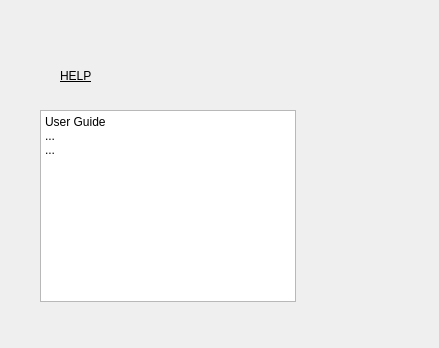
First picture: the form in src/help.ui, repository stemil01/expresso, before the edit.
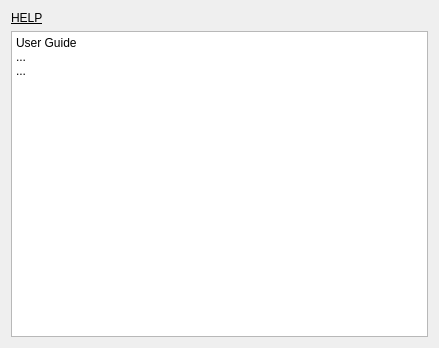
Second picture: the form after the edit.

Commit message: nove fje u unesiartikle, help

Diff of the .ui file:
```diff
--- a/src/help.ui
+++ b/src/help.ui
@@ -13,15 +13,9 @@
   <property name="windowTitle">
    <string>Dialog</string>
   </property>
+  <layout class="QVBoxLayout" name="verticalLayout">
+   <item>
   <widget class="QLabel" name="label">
-   <property name="geometry">
-    <rect>
-     <x>60</x>
-     <y>50</y>
-     <width>211</width>
-     <height>51</height>
-    </rect>
-   </property>
    <property name="styleSheet">
     <string notr="true">text-decoration: underline;
 font: 700 italic 50pt &quot;Bradley Hand ITC&quot;;
@@ -31,15 +25,9 @@
     <string>HELP</string>
    </property>
   </widget>
+   </item>
+   <item>
   <widget class="QTextBrowser" name="textBrowser">
-   <property name="geometry">
-    <rect>
-     <x>40</x>
-     <y>110</y>
-     <width>256</width>
-     <height>192</height>
-    </rect>
-   </property>
    <property name="html">
     <string>&lt;!DOCTYPE HTML PUBLIC &quot;-//W3C//DTD HTML 4.0//EN&quot; &quot;http://www.w3.org/TR/REC-html40/strict.dtd&quot;&gt;
 &lt;html&gt;&lt;head&gt;&lt;meta name=&quot;qrichtext&quot; content=&quot;1&quot; /&gt;&lt;meta charset=&quot;utf-8&quot; /&gt;&lt;style type=&quot;text/css&quot;&gt;
@@ -53,6 +41,8 @@
 &lt;p style=&quot; margin-top:0px; margin-bottom:0px; margin-left:0px; margin-right:0px; -qt-block-indent:0; text-indent:0px;&quot;&gt;...&lt;/p&gt;&lt;/body&gt;&lt;/html&gt;</string>
    </property>
   </widget>
+   </item>
+  </layout>
  </widget>
  <resources/>
  <connections/>
```
Lines whose indentation alone changed are shown as unchanged. The commit also changes 8 other files.
